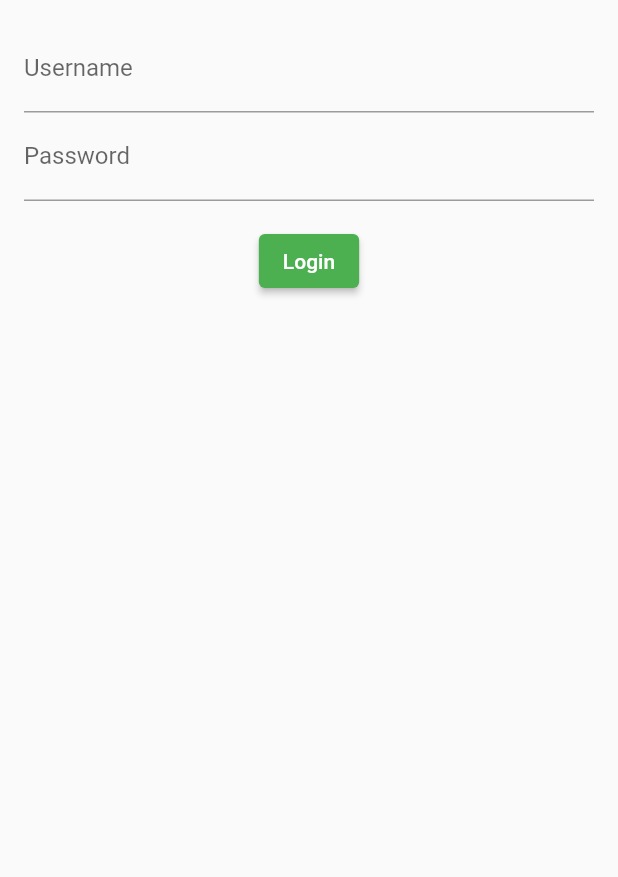
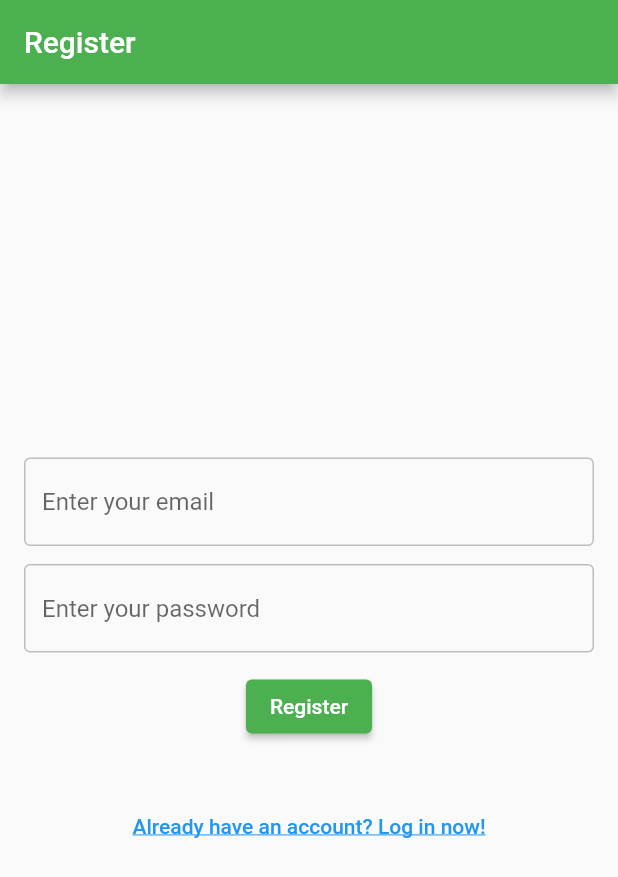
Before and after one commit to KailonFreire/flutterprojeto, a Flutter app: the screen it shows after launch, on a phone screen of 412 x 824 dp. Shown: the top 877 px of the screen. Run offline on Flutter 3.47's test engine with Material 2 defaults, Android fonts, the phone set to English and light mode, and no system bars; missing offline and left inert: password_hash_plus.

Commit message:
registro adicionad

```diff
--- /dev/null
+++ b/app/lib/Login.dart
@@ -0,0 +1,64 @@
+import 'dart:collection';
+import 'dart:convert';
+import 'package:flutter/material.dart';
+import 'package:password_hash_plus/password_hash_plus.dart';
+
+class Login{
+  late int id;
+  late String email;
+  late String senha;
+  late int nivel_acesso;
+  Map<String, String>  usuarios = new HashMap();
+
+   void addLogin(BuildContext context, String email, String senha) {
+    if (usuarios.containsKey(email)) {
+      showDialog(
+        context: context,
+        builder: (BuildContext context) => AlertDialog(
+          title: Text('Email Already Registered'),
+          content: Text('$email is already registered.'),
+          actions: <Widget>[
+            TextButton(
+              child: Text('OK'),
+              onPressed: () => Navigator.pop(context),
+            ),
+          ],
+        ),
+      );
+    } else {
+      usuarios[email] = _hashSenha(senha);
+      showDialog(
+        context: context,
+        builder: (BuildContext context) => AlertDialog(
+          title: Text('Registration Successful'),
+          content: Text('You have been registered successfully.'),
+          actions: <Widget>[
+            TextButton(
+              child: Text('OK'),
+              onPressed: () => Navigator.pop(context),
+            ),
+          ],
+        ),
+      );
+    }
+  }
+
+   String _hashSenha(String senha) {
+    PBKDF2 generator = new PBKDF2();
+    String salt = Salt.generateAsBase64String(6);
+    List<int> hash = generator.generateKey(senha, salt, 1000, 24);
+    String hashBase64 = base64Encode(hash);
+    return '$salt:$hashBase64';
+  }
+   static bool verificaSenha(String senha, String hashArmazenado) {
+    PBKDF2 generator = new PBKDF2();
+    List<String> hashParts = hashArmazenado.split(':');
+    List<int> hashCalculado = generator.generateKey(senha, hashParts[0], 1000, 24);
+    String hashEncoded = base64Encode(hashCalculado);
+    return hashParts[1] == hashEncoded;
+  }
+   bool validaUsuario(String email, String senha) {
+    print(usuarios);
+    return usuarios.containsKey(email) && verificaSenha(senha, usuarios[email]!);
+  }
+}
--- a/app/lib/main.dart
+++ b/app/lib/main.dart
@@ -1,5 +1,6 @@
 import 'package:flutter/material.dart';
-import 'LoginPage.dart';
+import 'Login.dart';
+import 'registrar.dart';
  void main() {
   runApp(MyApp());
 }
@@ -12,7 +13,7 @@ import 'LoginPage.dart';
         primarySwatch: Colors.green,
         visualDensity: VisualDensity.adaptivePlatformDensity,
       ),
-      home: LoginPage(),
+      home: Register(),
     );
   }
 }
--- /dev/null
+++ b/app/lib/registrar.dart
@@ -0,0 +1,184 @@
+import 'package:app/HomePage.dart';
+import 'package:app/LoginPage.dart';
+import 'package:flutter/material.dart';
+import 'Login.dart';
+ class Register extends StatefulWidget {
+  @override
+  _RegisterState createState() => _RegisterState();
+}
+ class _RegisterState extends State<Register> {
+  TextEditingController emailController = TextEditingController();
+  TextEditingController passwordController = TextEditingController();
+  Login login = Login();
+  String emailErrorText = '';
+  String passwordErrorText = '';
+
+   void _registerUser() {
+    String email = emailController.text;
+    String password = passwordController.text;
+     setState(() {
+      emailErrorText = '';
+      passwordErrorText = '';
+    });
+     if (email.length >= 3 && password.length >= 6) {
+      login.addLogin(context, email, password);
+      if (login.validaUsuario(email, password)) {
+        // Navigator.pushReplacement(
+        //   context,
+        //   MaterialPageRoute(builder: (context) => HomePage()),
+        // );
+      }
+    } else {
+      if (email.length < 3) {
+        setState(() {
+          emailErrorText = 'Email should have at least 3 characters.';
+        });
+      }
+      if (password.length < 6) {
+        setState(() {
+          passwordErrorText = 'Password should have at least 6 characters.';
+        });
+      }
+       showDialog(
+        context: context,
+        builder: (BuildContext context) {
+          return AlertDialog(
+            title: Text('Invalid registration'),
+            content: Text(
+                'Please enter a valid email with at least 3 characters and a valid password with at least 6 characters.'),
+            actions: [
+              TextButton(
+                onPressed: () {
+                  Navigator.of(context).pop();
+                },
+                child: Text('OK'),
+              )
+            ],
+          );
+        },
+      );
+    }
+  }
+   @override
+  Widget build(BuildContext context) {
+    return Scaffold(
+      appBar: AppBar(
+        title: Text('Register'),
+      ),
+      body: Padding(
+        padding: EdgeInsets.all(16.0),
+        child: Column(
+          mainAxisAlignment: MainAxisAlignment.center,
+          children: [
+            TextField(
+              controller: emailController,
+              decoration: InputDecoration(
+                hintText: 'Enter your email',
+                errorText: emailErrorText.isEmpty ? null : emailErrorText,
+                errorBorder: emailErrorText.isEmpty
+                    ? null
+                    : const OutlineInputBorder(
+                        borderSide: BorderSide(
+                          color: Colors.red,
+                        ),
+                      ),
+                enabledBorder: OutlineInputBorder(
+                  borderSide: BorderSide(
+                    color: Colors.grey[400]!,
+                  ),
+                ),
+                focusedBorder: OutlineInputBorder(
+                  borderSide: BorderSide(
+                    color: emailErrorText.isEmpty ? Colors.blue : Colors.red,
+                  ),
+                ),
+                border: OutlineInputBorder(
+                  borderSide: BorderSide(
+                    color: Colors.grey[400]!,
+                  ),
+                ),
+              ),
+              onChanged: (value) {
+                if (value.length < 3) {
+                  setState(() {
+                    emailErrorText = 'Email should have at least 3 characters.';
+                  });
+                } else {
+                  setState(() {
+                    emailErrorText = '';
+                  });
+                }
+              },
+            ),
+            SizedBox(height: 12.0),
+            TextField(
+              controller: passwordController,
+              obscureText: true,
+              decoration: InputDecoration(
+                hintText: 'Enter your password',
+                errorText: passwordErrorText.isEmpty ? null : passwordErrorText,
+                errorBorder: passwordErrorText.isEmpty
+                    ? null
+                    : OutlineInputBorder(
+                        borderSide: BorderSide(
+                          color: Colors.red,
+                        ),
+                      ),
+                enabledBorder: OutlineInputBorder(
+                  borderSide: BorderSide(
+                    color: Colors.grey[400]!,
+                  ),
+                ),
+                focusedBorder: OutlineInputBorder(
+                  borderSide: BorderSide(
+                    color: passwordErrorText.isEmpty ? Colors.blue : Colors.red,
+                  ),
+                ),
+                border: OutlineInputBorder(
+                  borderSide: BorderSide(
+                    color: Colors.grey[400]!,
+                  ),
+                ),
+              ),
+              onChanged: (value) {
+                if (value.length < 6) {
+                  setState(() {
+                    passwordErrorText = 'Password should have at least 6 characters.';
+                  });
+                } else {
+                  setState(() {
+                    passwordErrorText = '';
+                  });
+                }
+              },
+            ),
+            SizedBox(height: 12.0),
+            ElevatedButton(
+              onPressed: _registerUser,
+              child: Text('Register'),
+            ),
+            SizedBox(height: 12.0),
+            Padding(
+              padding: EdgeInsets.only(top: 20),
+              child: TextButton(
+                onPressed: () {
+                  Navigator.pushReplacement(
+                    context,
+                    MaterialPageRoute(builder: (context) => LoginPage()),
+                  );
+                },
+                child: const Text(
+                  'Already have an account? Log in now!',
+                  style: TextStyle(
+                    color: Colors.blue,
+                    decoration: TextDecoration.underline,
+                  ),
+                ),
+              ),
+            ),
+          ],
+        ),
+      ),
+    );
+  }
+}
--- a/app/pubspec.yaml
+++ b/app/pubspec.yaml
@@ -35,6 +35,7 @@ dependencies:
   # The following adds the Cupertino Icons font to your application.
   # Use with the CupertinoIcons class for iOS style icons.
   cupertino_icons: ^1.0.2
+  password_hash_plus: ^4.0.0
 
 dev_dependencies:
   flutter_test:
```
Also changed, not shown: app/lib/LoginPage.dart (+31 -7 lines), app/pubspec.lock.
